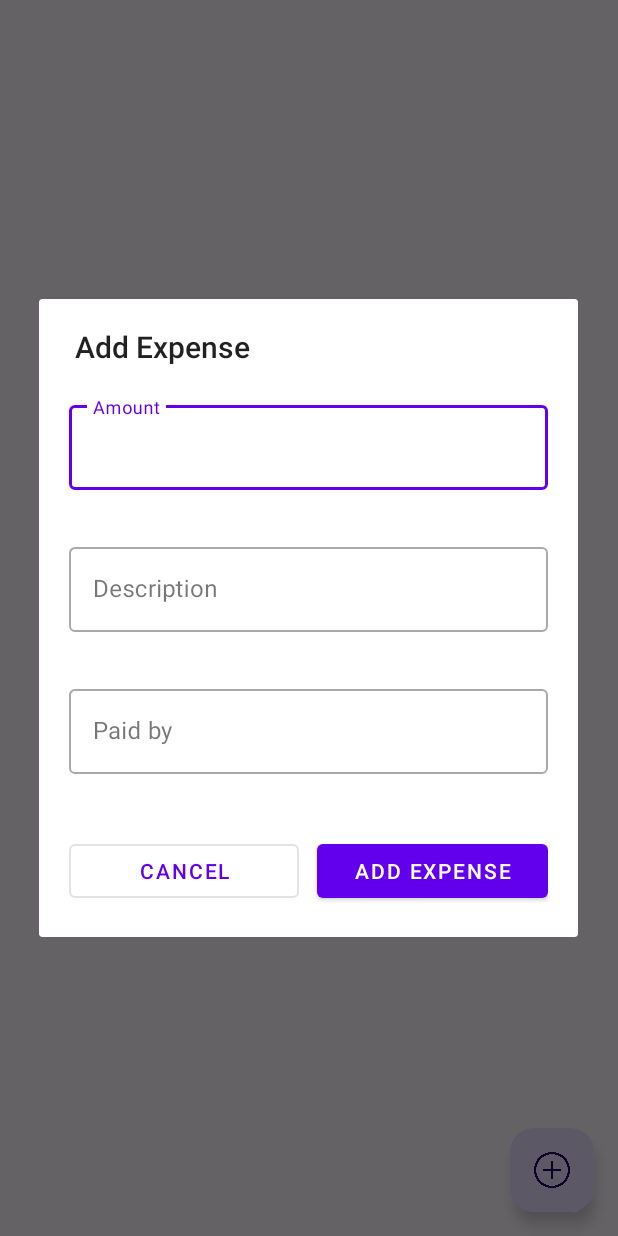
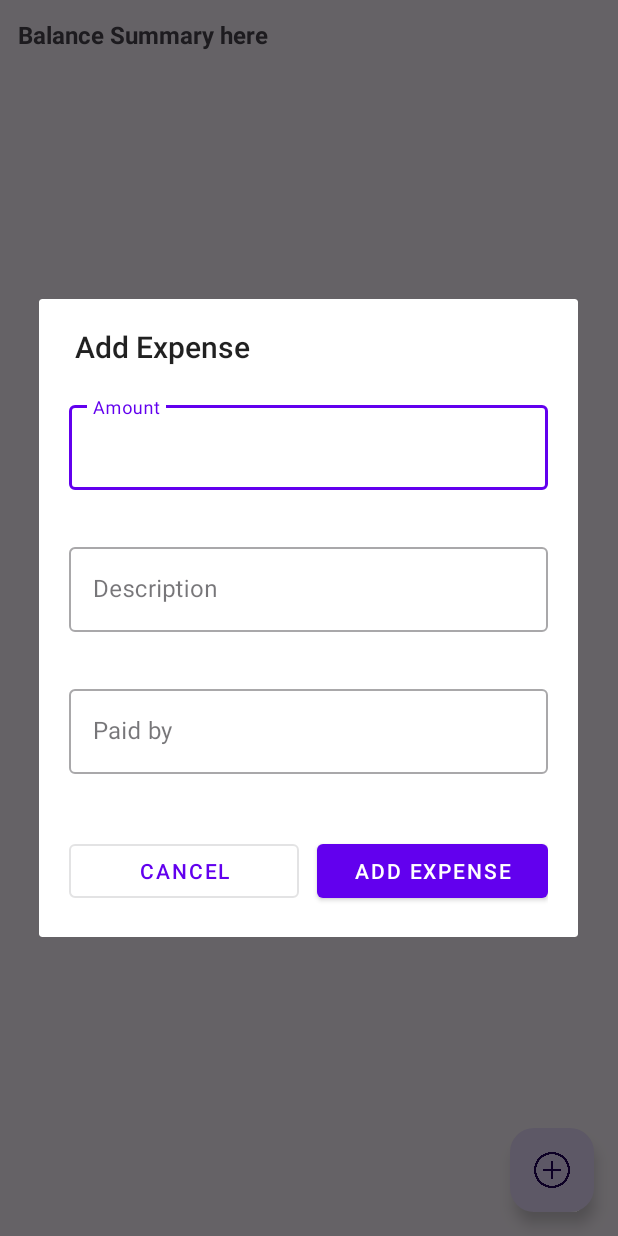
Before and after one commit to Abhishekpandey4287/BillBro, an Android app: the MainActivity screen opened directly, with no data from a screen before it, after a tap on an icon or button, on a phone screen of 412 x 824 dp. Run offline under Robolectric (Android 15) with nearby library versions, the phone set to English and light mode, and no system bars; our stand-ins replace Dagger/Hilt's generated code, Firebase (no records; nobody signed in at launch, a user with empty details on screens opened directly), Room's generated code.

```diff
--- a/app/src/main/java/com/example/billbro/screens/adapter/ExpenseAdapter.kt
+++ b/app/src/main/java/com/example/billbro/screens/adapter/ExpenseAdapter.kt
@@ -11,7 +11,8 @@ import java.text.SimpleDateFormat
 import java.util.*
 
 class ExpenseAdapter(
-    private val onExpenseClick: (ExpenseEntity) -> Unit
+    private val onExpenseClick: (ExpenseEntity) -> Unit,
+    private val onDeleteClick: (ExpenseEntity) -> Unit
 ) : ListAdapter<ExpenseEntity, ExpenseAdapter.ExpenseViewHolder>(ExpenseDiffCallback()) {
 
     override fun onCreateViewHolder(parent: ViewGroup, viewType: Int): ExpenseViewHolder {
@@ -42,6 +43,9 @@ class ExpenseAdapter(
                 root.setOnClickListener {
                     onExpenseClick(expense)
                 }
+                ivMore.setOnClickListener {
+                    onDeleteClick(expense)
+                }
             }
         }
     }
--- /dev/null
+++ b/app/src/main/java/com/example/billbro/utils/GroupSummaryStore.kt
@@ -0,0 +1,15 @@
+package com.example.billbro.utils
+
+import java.util.concurrent.ConcurrentHashMap
+
+object GroupSummaryStore {
+    private val summaries = ConcurrentHashMap<String, CharSequence>()
+
+    fun put(groupId: String, summary: CharSequence) {
+        summaries[groupId] = summary
+    }
+
+    fun get(groupId: String): CharSequence? {
+        return summaries[groupId]
+    }
+}
--- a/app/src/main/res/layout/activity_main.xml
+++ b/app/src/main/res/layout/activity_main.xml
@@ -1,39 +1,47 @@
-<androidx.coordinatorlayout.widget.CoordinatorLayout
+<androidx.constraintlayout.widget.ConstraintLayout
     xmlns:android="http://schemas.android.com/apk/res/android"
     xmlns:app="http://schemas.android.com/apk/res-auto"
     android:layout_width="match_parent"
     android:layout_height="match_parent">
 
-    <TextView
-        android:id="@+id/emptyState"
-        android:layout_width="wrap_content"
+
+    <androidx.constraintlayout.widget.ConstraintLayout
+        android:id="@+id/balanceSummary"
+        android:layout_width="match_parent"
         android:layout_height="wrap_content"
-        android:text="No expenses yet"
-        android:textSize="16sp"
-        android:layout_gravity="center"/>
+        android:padding="12dp"
+        app:layout_constraintEnd_toEndOf="parent"
+        app:layout_constraintStart_toStartOf="parent"
+        app:layout_constraintTop_toTopOf="parent">
+
+        <TextView
+            android:id="@+id/tvBalanceText"
+            android:layout_width="match_parent"
+            android:layout_height="wrap_content"
+            android:text="Balance Summary here"
+            android:textSize="16sp"
+            android:textStyle="bold" />
+
+        <LinearLayout
+            android:id="@+id/layoutPaidBySummary"
+            android:layout_width="0dp"
+            android:layout_height="wrap_content"
+            android:orientation="vertical"
+            android:layout_marginTop="8dp"
+            app:layout_constraintTop_toBottomOf="@id/tvBalanceText"
+            app:layout_constraintStart_toStartOf="parent"
+            app:layout_constraintEnd_toEndOf="parent" />
+    </androidx.constraintlayout.widget.ConstraintLayout>
 
     <androidx.recyclerview.widget.RecyclerView
         android:id="@+id/recycler"
-        android:layout_width="match_parent"
-        android:layout_height="wrap_content"
-        android:padding="8dp"/>
-
-    <LinearLayout
-        android:id="@+id/balanceSummary"
-        android:layout_width="match_parent"
-        android:layout_height="100dp"
-        android:layout_gravity="bottom"
-        android:background="#F5F5F5"
-        android:padding="12dp"
-        android:visibility="gone">
-
-        <TextView
-            android:id="@+id/tvBalanceText"
-            android:layout_width="wrap_content"
-            android:layout_height="wrap_content"
-            android:textSize="16sp"
-            android:textStyle="bold"/>
-    </LinearLayout>
+        android:layout_width="0dp"
+        android:layout_height="0dp"
+        android:padding="8dp"
+        app:layout_constraintBottom_toTopOf="@+id/btnAdd"
+        app:layout_constraintEnd_toEndOf="parent"
+        app:layout_constraintStart_toStartOf="parent"
+        app:layout_constraintTop_toBottomOf="@+id/balanceSummary" />
 
     <com.google.android.material.floatingactionbutton.FloatingActionButton
         android:id="@+id/btnAdd"
@@ -41,6 +49,10 @@
         android:layout_height="wrap_content"
         android:layout_gravity="bottom|end"
         android:layout_margin="16dp"
-        android:src="@drawable/ic_add"/>
+        android:layout_marginEnd="16dp"
+        android:layout_marginBottom="16dp"
+        android:src="@drawable/ic_add"
+        app:layout_constraintBottom_toBottomOf="parent"
+        app:layout_constraintEnd_toEndOf="parent" />
 
-</androidx.coordinatorlayout.widget.CoordinatorLayout>
+</androidx.constraintlayout.widget.ConstraintLayout>
```
Also changed, not shown: app/src/main/java/com/example/billbro/data/entity/FirestoreUser.kt (added, +10 -0 lines), app/src/main/java/com/example/billbro/data/entity/GroupSummary.kt (+12 -5 lines), app/src/main/java/com/example/billbro/data/entity/GroupSummaryUi.kt (added, +7 -0 lines), app/src/main/java/com/example/billbro/data/entity/GroupWithBalance.kt (added, +8 -0 lines), app/src/main/java/com/example/billbro/data/sync/DataSyncManager.kt (added, +24 -0 lines), app/src/main/java/com/example/billbro/screens/activity/MainActivity.kt (+123 -16 lines), app/src/main/java/com/example/billbro/screens/adapter/GroupAdapter.kt (+42 -48 lines), app/src/main/java/com/example/billbro/screens/dialog/MemberPickerDialog.kt (added, +27 -0 lines), app/src/main/java/com/example/billbro/viewmodel/GroupViewModel.kt (+89 -0 lines), app/src/main/res/layout/dialog_create_group.xml (added, +35 -0 lines), app/src/main/res/layout/item_expense.xml (+5 -4 lines), 2 other files.
